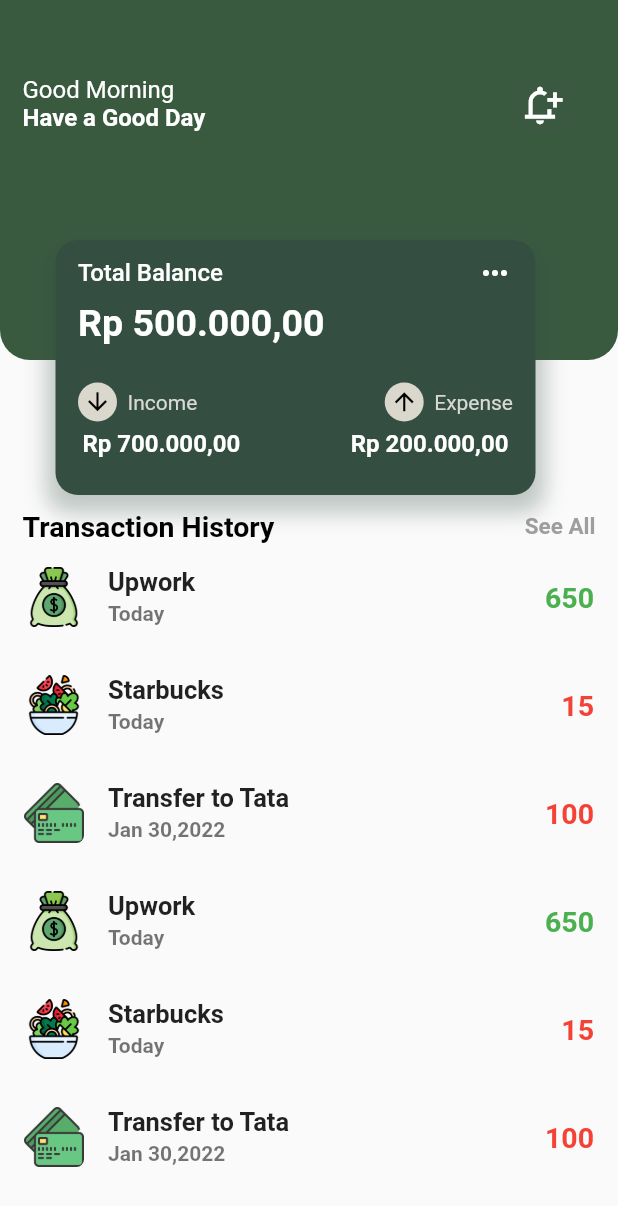
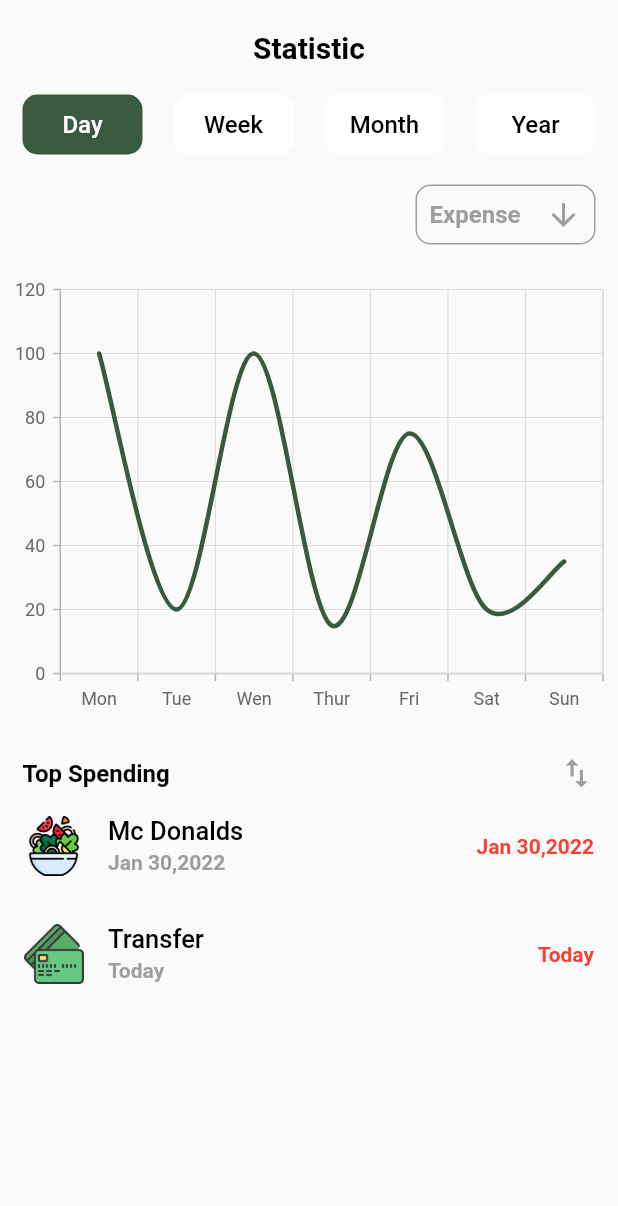
Before and after one commit to rfitraa/flutter_finance, a Flutter app: the screen it shows after launch, on a phone screen of 412 x 824 dp. Shown: the top 1206 px of the screen. Run offline on Flutter 3.47's test engine with Material 2 defaults, Android fonts, the phone set to English and light mode, and no system bars; our stand-ins replace syncfusion_flutter_charts.

Commit message:
Statistic View

```diff
--- /dev/null
+++ b/lib/data/top.dart
@@ -0,0 +1,18 @@
+import '1.dart';
+
+List<money> geter_top() {
+  money snap_food = money();
+  snap_food.time = 'Jan 30,2022';
+  snap_food.image = 'Food.png';
+  snap_food.buy = true;
+  snap_food.fee = '- Rp 100.000';
+  snap_food.name = 'Mc Donalds';
+  money snap = money();
+  snap.image = 'Transfer.png';
+  snap.time = 'Today';
+  snap.buy = true;
+  snap.name = 'Transfer';
+  snap.fee = '- Rp 60.000';
+
+  return [snap_food, snap];
+}
--- a/lib/main.dart
+++ b/lib/main.dart
@@ -1,5 +1,6 @@
 import 'package:flutter/material.dart';
 import 'package:flutter_finance/screen/home.dart';
+import 'package:flutter_finance/screen/statistic.dart';
 
 void main() {
   runApp(const MyApp());
@@ -11,7 +12,7 @@ class MyApp extends StatelessWidget {
   Widget build(BuildContext context) {
     return MaterialApp(
       debugShowCheckedModeBanner: false,
-      home: Home(),
+      home: Statistic(),
     );
   }
 }
--- a/lib/screen/statistic.dart
+++ b/lib/screen/statistic.dart
@@ -0,0 +1,187 @@
+import 'package:flutter/material.dart';
+import 'package:flutter_finance/data/listdata.dart';
+import 'package:flutter_finance/data/top.dart';
+import 'package:flutter_finance/widget/chart.dart';
+
+class Statistic extends StatefulWidget {
+  const Statistic({Key? key}) : super(key: key);
+
+  @override
+  State<Statistic> createState() => _StatisticState();
+}
+
+class _StatisticState extends State<Statistic> {
+  List title = ['Day', 'Week', 'Month', 'Year'];
+  int index_color = 0;
+  @override
+  Widget build(BuildContext context) {
+    return Scaffold(
+      body: SafeArea(
+          child: CustomScrollView(
+        slivers: [
+          SliverToBoxAdapter(
+            child: Column(
+              children: [
+                SizedBox(
+                  height: 20,
+                ),
+                Text(
+                  'Statistic',
+                  style: TextStyle(
+                    color: Colors.black,
+                    fontSize: 20,
+                    fontWeight: FontWeight.w700,
+                  ),
+                ),
+                SizedBox(
+                  height: 20,
+                ),
+                Padding(
+                  padding: const EdgeInsets.symmetric(horizontal: 15),
+                  child: Row(
+                    mainAxisAlignment: MainAxisAlignment.spaceBetween,
+                    children: [
+                      ...List.generate(
+                        4,
+                        (index) {
+                          return GestureDetector(
+                            onTap: () {
+                              setState(() {
+                                index_color = index;
+                              });
+                            },
+                            child: Container(
+                              height: 40,
+                              width: 80,
+                              decoration: BoxDecoration(
+                                borderRadius: BorderRadius.circular(10),
+                                color: index_color == index
+                                    ? Color.fromARGB(255, 58, 90, 64)
+                                    : Colors.white,
+                              ),
+                              alignment: Alignment.center,
+                              child: Text(
+                                title[index],
+                                style: TextStyle(
+                                  color: index_color == index
+                                      ? Colors.white
+                                      : Colors.black,
+                                  fontSize: 16,
+                                  fontWeight: FontWeight.w500,
+                                ),
+                              ),
+                            ),
+                          );
+                        },
+                      ),
+                    ],
+                  ),
+                ),
+                SizedBox(
+                  height: 20,
+                ),
+                Padding(
+                  padding: const EdgeInsets.symmetric(horizontal: 15),
+                  child: Row(
+                    mainAxisAlignment: MainAxisAlignment.end,
+                    children: [
+                      Container(
+                        width: 120,
+                        height: 40,
+                        child: Row(
+                          mainAxisAlignment: MainAxisAlignment.spaceAround,
+                          children: [
+                            Text(
+                              'Expense',
+                              style: TextStyle(
+                                color: Colors.grey,
+                                fontSize: 16,
+                                fontWeight: FontWeight.bold,
+                              ),
+                            ),
+                            Icon(
+                              Icons.arrow_downward_sharp,
+                              color: Colors.grey,
+                            ),
+                          ],
+                        ),
+                        decoration: BoxDecoration(
+                            border: Border.all(
+                              color: Colors.grey,
+                              width: 1,
+                            ),
+                            borderRadius: BorderRadius.circular(10)),
+                      )
+                    ],
+                  ),
+                ),
+                SizedBox(
+                  height: 20,
+                ),
+                Chart(),
+                SizedBox(
+                  height: 20,
+                ),
+                Padding(
+                  padding: const EdgeInsets.symmetric(horizontal: 15),
+                  child: Row(
+                    mainAxisAlignment: MainAxisAlignment.spaceBetween,
+                    children: [
+                      Text(
+                        'Top Spending',
+                        style: TextStyle(
+                          color: Colors.black,
+                          fontSize: 16,
+                          fontWeight: FontWeight.bold,
+                        ),
+                      ),
+                      Icon(
+                        Icons.swap_vert,
+                        size: 25,
+                        color: Colors.grey,
+                      ),
+                    ],
+                  ),
+                )
+              ],
+            ),
+          ),
+          SliverList(
+              delegate: SliverChildBuilderDelegate(
+            (context, index) {
+              return ListTile(
+                leading: Image.asset(
+                  'images/${geter_top()[index].image!}',
+                  height: 40,
+                ),
+                title: Text(
+                  geter_top()[index].name!,
+                  style: TextStyle(
+                    color: Colors.black,
+                    fontSize: 17,
+                    fontWeight: FontWeight.w500,
+                  ),
+                ),
+                subtitle: Text(
+                  geter_top()[index].time!,
+                  style: TextStyle(
+                    color: Colors.grey,
+                    fontWeight: FontWeight.w600,
+                  ),
+                ),
+                trailing: Text(
+                  geter_top()[index].time!,
+                  style: TextStyle(
+                    color: Colors.red,
+                    fontWeight: FontWeight.bold,
+                  ),
+                ),
+              );
+            },
+            childCount: geter_top().length,
+          ))
+        ],
+      )),
+    );
+  }
+}
--- /dev/null
+++ b/lib/widget/chart.dart
@@ -0,0 +1,45 @@
+import 'package:flutter/material.dart';
+import 'package:syncfusion_flutter_charts/charts.dart';
+
+class Chart extends StatefulWidget {
+  const Chart({super.key});
+
+  @override
+  State<Chart> createState() => _ChartState();
+}
+
+class _ChartState extends State<Chart> {
+  @override
+  Widget build(BuildContext context) {
+    return Container(
+      width: double.infinity,
+      height: 300,
+      child: SfCartesianChart(
+        primaryXAxis: CategoryAxis(),
+        series: <SplineSeries<SalesData, String>>[
+          SplineSeries<SalesData, String>(
+            color: Color.fromARGB(255, 58, 90, 64),
+            width: 3,
+            dataSource: <SalesData>[
+              SalesData(100, 'Mon'),
+              SalesData(20, 'Tue'),
+              SalesData(100, 'Wen'),
+              SalesData(15, 'Thur'),
+              SalesData(75, 'Fri'),
+              SalesData(20, 'Sat'),
+              SalesData(35, 'Sun'),
+            ],
+            xValueMapper: (SalesData sales, _) => sales.year,
+            yValueMapper: (SalesData sales, _) => sales.sales,
+          ),
+        ],
+      ),
+    );
+  }
+}
+
+class SalesData {
+  SalesData(this.sales, this.year);
+  final String year;
+  final int sales;
+}
--- a/pubspec.yaml
+++ b/pubspec.yaml
@@ -36,6 +36,7 @@ dependencies:
   # The following adds the Cupertino Icons font to your application.
   # Use with the CupertinoIcons class for iOS style icons.
   cupertino_icons: ^1.0.2
+  syncfusion_flutter_charts: ^20.4.38
 
 dev_dependencies:
   flutter_test:
```
Also changed, not shown: pubspec.lock.
